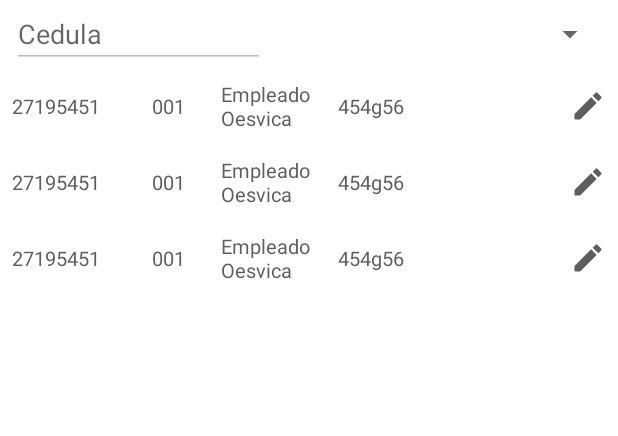
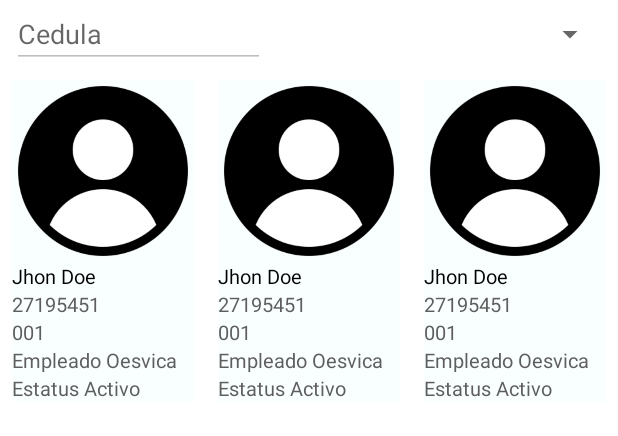
Before and after one commit to IBARTI2019/AppIbartiFace, an Android app: the layout fragment_person_list.xml on its own in the app's theme, with its tools: preview values and no code run, on a phone screen of 412 x 824 dp. Shown: the top 436 px of the screen. Run offline under Robolectric (Android 15) with nearby library versions, the phone set to English and light mode, and no system bars; network calls fail.

Commit message:
Modify screen persons with photo

```diff
--- a/app/src/main/java/com/oesvica/appibartiFace/data/database/AppDatabase.kt
+++ b/app/src/main/java/com/oesvica/appibartiFace/data/database/AppDatabase.kt
@@ -8,7 +8,7 @@ import com.oesvica.appibartiFace.data.model.person.Person
 import com.oesvica.appibartiFace.data.model.standby.StandBy
 import com.oesvica.appibartiFace.data.model.status.Status
 
-@Database(entities = [Category::class, Status::class, StandBy::class, Person::class, Asistencia::class], version = 1)
+@Database(entities = [Category::class, Status::class, StandBy::class, Person::class, Asistencia::class], version = 2)
 abstract class AppDatabase : RoomDatabase() {
     abstract fun categoryDao(): CategoryDao
     abstract fun statusDao(): StatusDao
--- a/app/src/main/res/layout/fragment_person.xml
+++ b/app/src/main/res/layout/fragment_person.xml
@@ -1,71 +1,55 @@
 <?xml version="1.0" encoding="utf-8"?>
-<androidx.constraintlayout.widget.ConstraintLayout xmlns:android="http://schemas.android.com/apk/res/android"
-    xmlns:app="http://schemas.android.com/apk/res-auto"
+<LinearLayout xmlns:android="http://schemas.android.com/apk/res/android"
     xmlns:tools="http://schemas.android.com/tools"
-    android:layout_width="match_parent"
+    android:layout_width="wrap_content"
     android:layout_height="wrap_content"
-    android:padding="8dp">
+    android:background="#37E0F7FA"
+    android:layout_margin="8dp"
+    android:orientation="vertical">
+
+
+    <ImageView
+        android:id="@+id/personPhotoImageView"
+        android:layout_width="wrap_content"
+        android:layout_height="wrap_content"
+        android:adjustViewBounds="true"
+        android:contentDescription="@null"
+        tools:src="@drawable/photo_placeholder" />
 
     <TextView
-        android:id="@+id/cedula"
-        android:layout_width="0dp"
-        app:layout_constraintHorizontal_weight="2.4"
+        android:id="@+id/fullnameTextView"
+        android:layout_width="wrap_content"
         android:layout_height="wrap_content"
         android:textAppearance="@style/person_text"
-        app:layout_constraintBottom_toBottomOf="parent"
-        app:layout_constraintStart_toStartOf="parent"
-        app:layout_constraintTop_toTopOf="parent"
-        app:layout_constraintEnd_toStartOf="@id/cliente"
-        app:layout_constraintHorizontal_chainStyle="spread_inside"
+        android:textColor="#000"
+        tools:text="Jhon Doe" />
+
+    <TextView
+        android:id="@+id/cedulaTextView"
+        android:layout_width="wrap_content"
+        android:layout_height="wrap_content"
+        android:textAppearance="@style/person_text"
         tools:text="27195451" />
 
     <TextView
-        android:id="@+id/cliente"
-        android:layout_width="0dp"
-        app:layout_constraintHorizontal_weight="1.2"
+        android:id="@+id/clienteTextView"
+        android:layout_width="wrap_content"
         android:layout_height="wrap_content"
         android:textAppearance="@style/person_text"
-        app:layout_constraintTop_toTopOf="parent"
-        app:layout_constraintStart_toEndOf="@id/cedula"
-        app:layout_constraintEnd_toStartOf="@id/categoria"
-        app:layout_constraintBottom_toBottomOf="parent"
         tools:text="001"/>
 
     <TextView
-        android:id="@+id/categoria"
-        android:layout_width="0dp"
-        app:layout_constraintHorizontal_weight="2"
+        android:id="@+id/categoriaTextView"
+        android:layout_width="wrap_content"
         android:layout_height="wrap_content"
         android:textAppearance="@style/person_text"
-        app:layout_constraintTop_toTopOf="parent"
-        app:layout_constraintBottom_toBottomOf="parent"
-        app:layout_constraintEnd_toStartOf="@id/status"
-        app:layout_constraintStart_toEndOf="@id/cliente"
         tools:text="Empleado Oesvica"/>
 
     <TextView
-        android:id="@+id/status"
-        android:layout_width="0dp"
-        app:layout_constraintHorizontal_weight="4"
+        android:id="@+id/statusTextView"
+        android:layout_width="wrap_content"
         android:layout_height="wrap_content"
         android:textAppearance="@style/person_text"
-        app:layout_constraintStart_toEndOf="@id/categoria"
-        app:layout_constraintEnd_toStartOf="@id/edit"
-        app:layout_constraintTop_toTopOf="parent"
-        app:layout_constraintBottom_toBottomOf="parent"
-        tools:text="454g56"/>
+        tools:text="Estatus Activo"/>
 
-    <ImageView
-        android:id="@+id/edit"
-        android:layout_width="wrap_content"
-        android:layout_height="match_parent"
-        android:scaleType="center"
-        app:layout_constraintStart_toEndOf="@id/status"
-        app:layout_constraintBottom_toBottomOf="parent"
-        app:layout_constraintEnd_toEndOf="parent"
-        app:layout_constraintTop_toTopOf="parent"
-        app:srcCompat="@drawable/ic_edit_24dp"
-        tools:ignore="PrivateResource"
-        android:contentDescription="@string/edit_person" />
-
-</androidx.constraintlayout.widget.ConstraintLayout>
+</LinearLayout>
--- a/app/src/main/res/layout/fragment_person_list.xml
+++ b/app/src/main/res/layout/fragment_person_list.xml
@@ -51,7 +51,8 @@
             android:id="@+id/personsRecyclerView"
             android:layout_width="match_parent"
             android:layout_height="wrap_content"
-            app:layoutManager="LinearLayoutManager"
+            app:layoutManager="androidx.recyclerview.widget.GridLayoutManager"
+            app:spanCount="3"
             tools:listitem="@layout/fragment_person" />
     </androidx.swiperefreshlayout.widget.SwipeRefreshLayout>
 
```
Also changed, not shown: app/src/main/java/com/oesvica/appibartiFace/data/database/migrations.kt (added, +13 -0 lines), app/src/main/java/com/oesvica/appibartiFace/data/model/person/Person.kt (+19 -1 lines), app/src/main/java/com/oesvica/appibartiFace/data/repository/AppMaestrosRepository.kt (+6 -1 lines), app/src/main/java/com/oesvica/appibartiFace/di/module/RoomDatabaseModule.kt (+7 -2 lines), app/src/main/java/com/oesvica/appibartiFace/ui/persons/PersonsAdapter.kt (+27 -45 lines), app/src/main/java/com/oesvica/appibartiFace/ui/persons/PersonsFragment.kt (+5 -2 lines), 1 other file.
